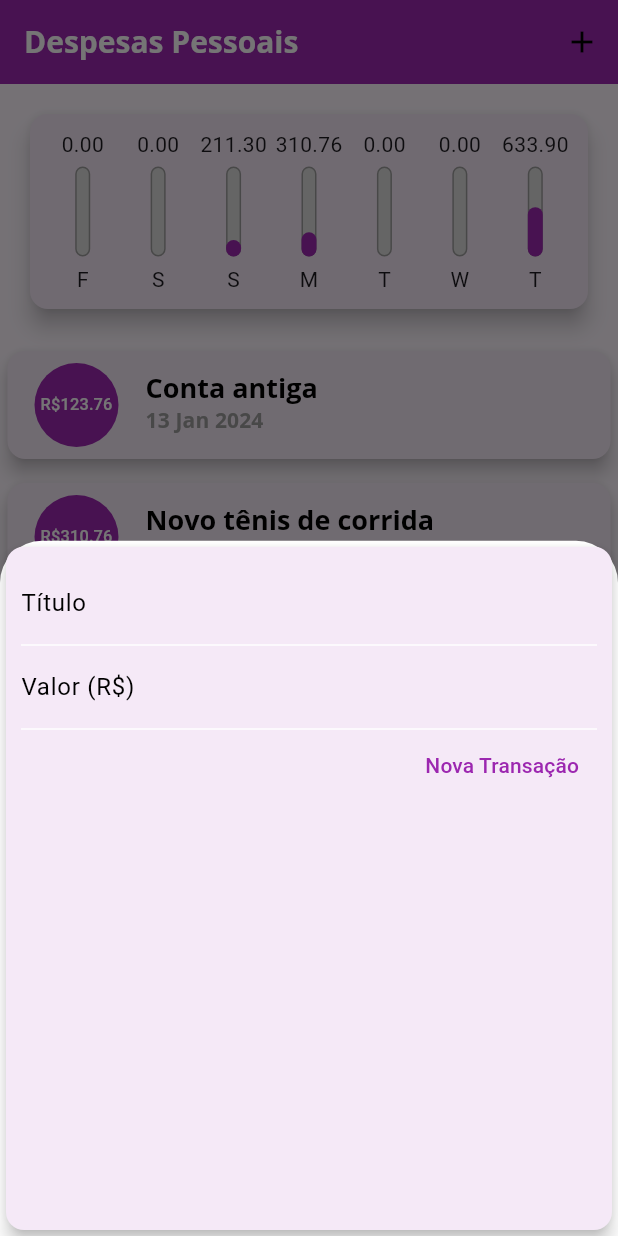
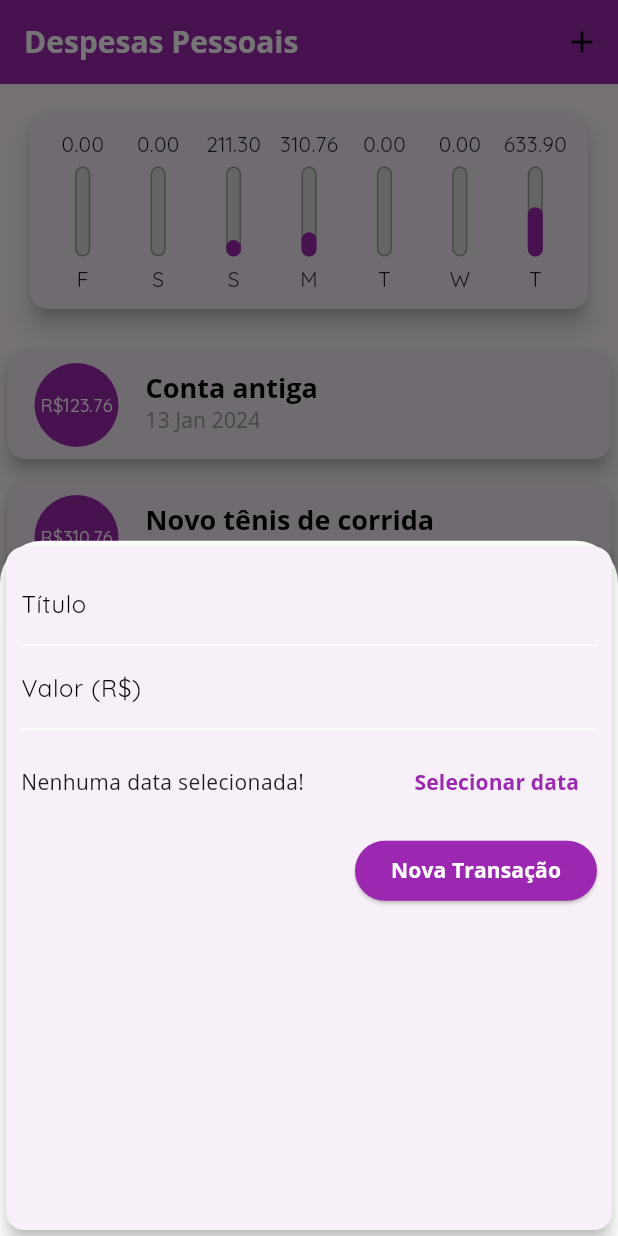
Before and after one commit to IsraelRAlencar/Projeto-Despesas, a Flutter app: the screen it shows after launch, after a tap on the "add" icon, on a phone screen of 412 x 824 dp. Run offline on Flutter 3.47's test engine with Material 3 defaults, Android fonts, the phone set to English and light mode, and no system bars.

Commit message:
new - implementando DatePicker e ajustando o tema

```diff
--- a/lib/components/transaction_form.dart
+++ b/lib/components/transaction_form.dart
@@ -1,3 +1,4 @@
+import 'package:intl/intl.dart';
 import 'package:flutter/material.dart';
 
 class TransactionForm extends StatefulWidget {
@@ -10,12 +11,13 @@ class TransactionForm extends StatefulWidget {
 }
 
 class _TransactionFormState extends State<TransactionForm> {
-  final titleControler = TextEditingController();
-  final valueControler = TextEditingController();
+  final _titleControler = TextEditingController();
+  final _valueControler = TextEditingController();
+  DateTime? _selectedDate = null;
 
   _submitForm() {
-    final title = titleControler.text;
-    final value = double.tryParse(valueControler.text) ?? 0.0;
+    final title = _titleControler.text;
+    final value = double.tryParse(_valueControler.text) ?? 0.0;
 
     if (title.isEmpty || value <= 0) {
       return;
@@ -24,25 +26,42 @@ class _TransactionFormState extends State<TransactionForm> {
     widget.onSubmit(title, value);
   }
 
+  _showDatePicker() {
+    showDatePicker(
+      context: context,
+      initialDate: DateTime.now(),
+      firstDate: DateTime(2021),
+      lastDate: DateTime.now(),
+    ).then((pickedDate) {
+      if (pickedDate == null) {
+        return;
+      }
+
+      setState(() {
+        _selectedDate = pickedDate;
+      });
+    });
+  }
+
   @override
   Widget build(BuildContext context) {
     return Card(
       elevation: 5,
       color: Colors.white,
-      surfaceTintColor: Theme.of(context).colorScheme.primary,
+      surfaceTintColor: Colors.purple[300],
       child: Padding(
         padding: const EdgeInsets.all(10),
         child: Column(
           children: [
             TextField(
-              controller: titleControler,
+              controller: _titleControler,
               onSubmitted: (_) => _submitForm(),
               decoration: const InputDecoration(
                 labelText: 'Título',
               ),
             ),
             TextField(
-              controller: valueControler,
+              controller: _valueControler,
               keyboardType:
                   const TextInputType.numberWithOptions(decimal: true),
               onSubmitted: (_) => _submitForm(),
@@ -50,15 +69,47 @@ class _TransactionFormState extends State<TransactionForm> {
                 labelText: 'Valor (R\$)',
               ),
             ),
+            SizedBox(
+              height: 70,
+              child: Row(
+                children: [
+                  Expanded(
+                    child: Text(
+                      _selectedDate == null
+                          ? 'Nenhuma data selecionada!'
+                          : 'Data selecionada: ${DateFormat('dd/MM/y').format(_selectedDate as DateTime)}',
+                      style: TextStyle(
+                        fontFamily:
+                            Theme.of(context).textTheme.labelLarge?.fontFamily,
+                      ),
+                    ),
+                  ),
+                  TextButton(
+                    onPressed: _showDatePicker,
+                    child: Text(
+                      'Selecionar data',
+                      style: TextStyle(
+                        color: Theme.of(context).colorScheme.primary,
+                        fontWeight: FontWeight.bold,
+                      ),
+                    ),
+                  ),
+                ],
+              ),
+            ),
             Row(
               mainAxisAlignment: MainAxisAlignment.end,
               children: [
-                TextButton(
+                ElevatedButton(
                   onPressed: _submitForm,
+                  style: ElevatedButton.styleFrom(
+                    backgroundColor: Theme.of(context).colorScheme.primary,
+                  ),
                   child: Text(
                     'Nova Transação',
-                    style:
-                        TextStyle(color: Theme.of(context).colorScheme.primary),
+                    style: TextStyle(
+                      color: Theme.of(context).textTheme.labelLarge?.color,
+                    ),
                   ),
                 ),
               ],
--- a/lib/main.dart
+++ b/lib/main.dart
@@ -12,7 +12,7 @@ class ExpensesApp extends StatelessWidget {
 
   @override
   Widget build(BuildContext context) {
-    final ThemeData tema = ThemeData();
+    final ThemeData tema = ThemeData(fontFamily: 'Quicksand');
 
     return MaterialApp(
       home: const MyHomePage(),
@@ -31,9 +31,20 @@ class ExpensesApp extends StatelessWidget {
           titleSmall: const TextStyle(
             fontFamily: 'OpenSans',
             fontSize: 14,
-            fontWeight: FontWeight.bold,
+            fontWeight: FontWeight.normal,
             color: Colors.grey,
           ),
+          labelLarge: const TextStyle(
+            fontWeight: FontWeight.bold,
+            fontFamily: 'OpenSans',
+            color: Colors.white,
+          ),
+        ),
+        datePickerTheme: const DatePickerThemeData(
+          backgroundColor: Colors.white,
+          surfaceTintColor: Colors.white,
+          headerBackgroundColor: Colors.purple,
+          headerForegroundColor: Colors.white,
         ),
         appBarTheme: const AppBarTheme(
           backgroundColor: Colors.purple,
```
